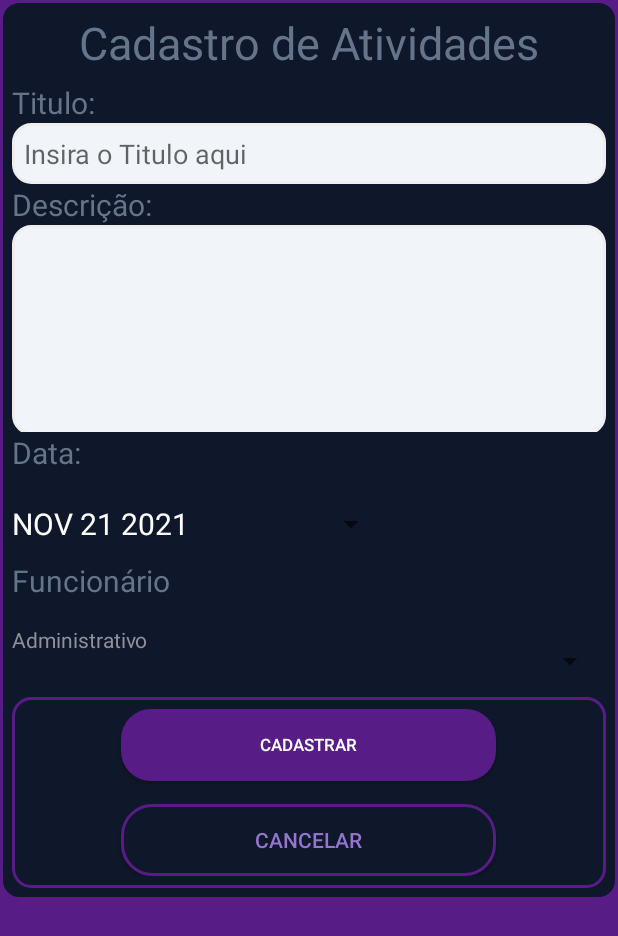
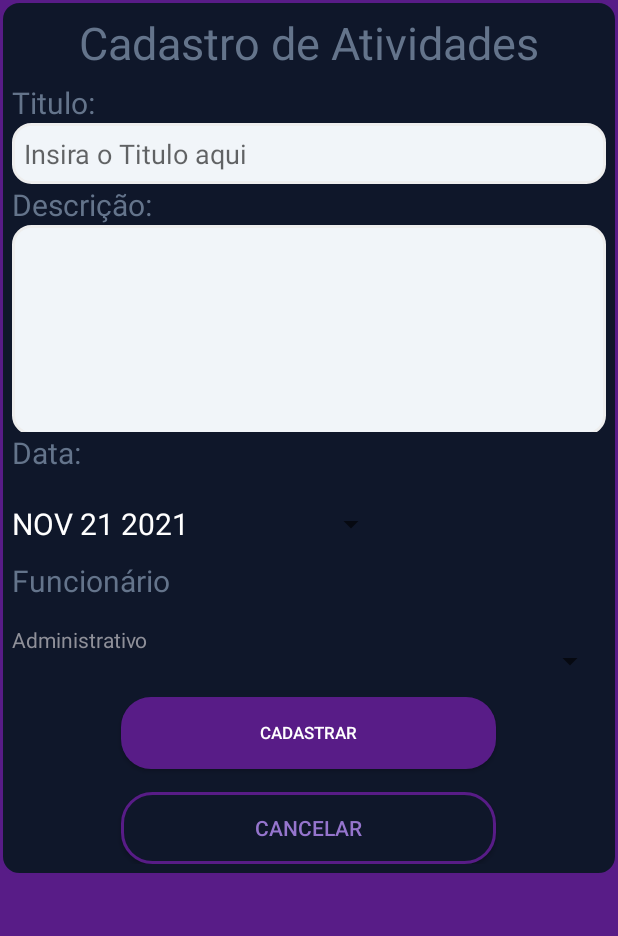
Before and after one commit to luizfeit/FazAi-Projeto_AndroidStudio, an Android app: the CadastrarAtividadeActivity screen opened directly, with no data from a screen before it, on a phone screen of 412 x 824 dp. Shown: the top 936 px of the screen. Run offline under Robolectric (Android 15) with nearby library versions, the phone set to English and light mode, and no system bars.

Commit message:
Arrumando os botoes

```diff
--- a/app/src/main/res/layout/activity_cadastrar_atividade.xml
+++ b/app/src/main/res/layout/activity_cadastrar_atividade.xml
@@ -114,7 +114,6 @@
             <LinearLayout
                 android:layout_width="match_parent"
                 android:layout_height="wrap_content"
-                android:background="@drawable/telaloginstyles"
                 android:orientation="vertical">
 
                 <Button
--- a/app/src/main/res/layout/activity_visualizar_atividades.xml
+++ b/app/src/main/res/layout/activity_visualizar_atividades.xml
@@ -24,7 +24,7 @@
             android:orientation="horizontal">
 
             <ImageView
-                android:id="@+id/imageView2"
+                android:id="@+id/imgsair"
                 android:layout_width="32dp"
                 android:layout_height="match_parent"
                 android:layout_weight="1"
```
Also changed, not shown: app/src/main/java/com/example/fazaaiprojetopimentel/VIsualizarAtividadesActivity.java (+4 -4 lines).
